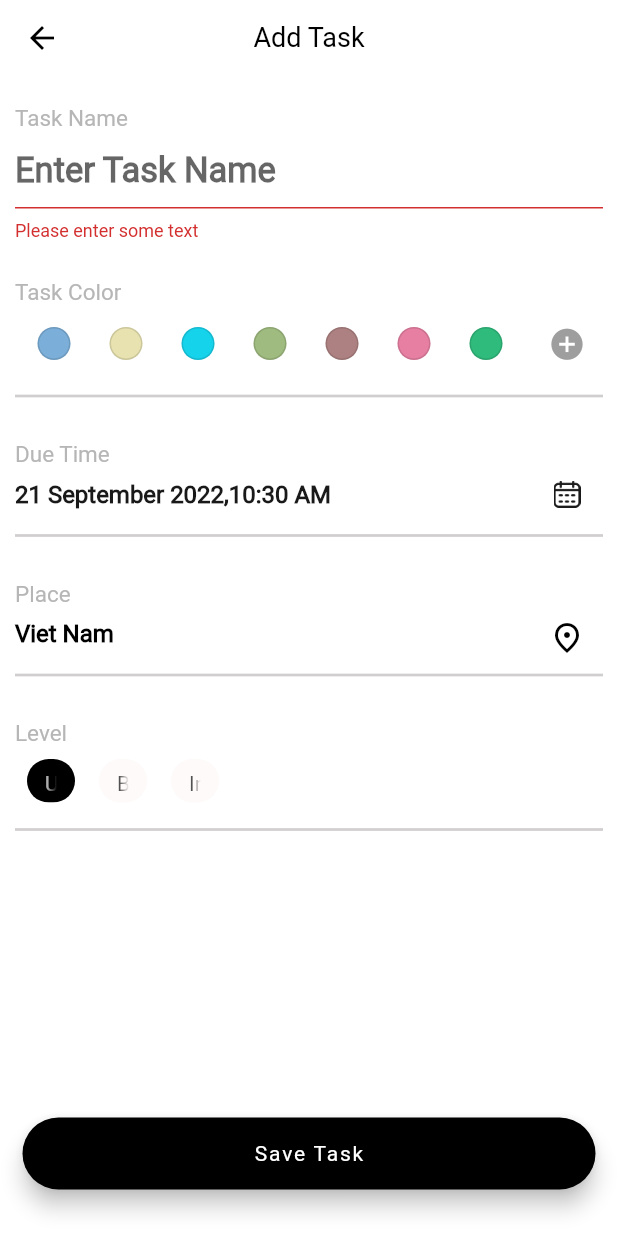
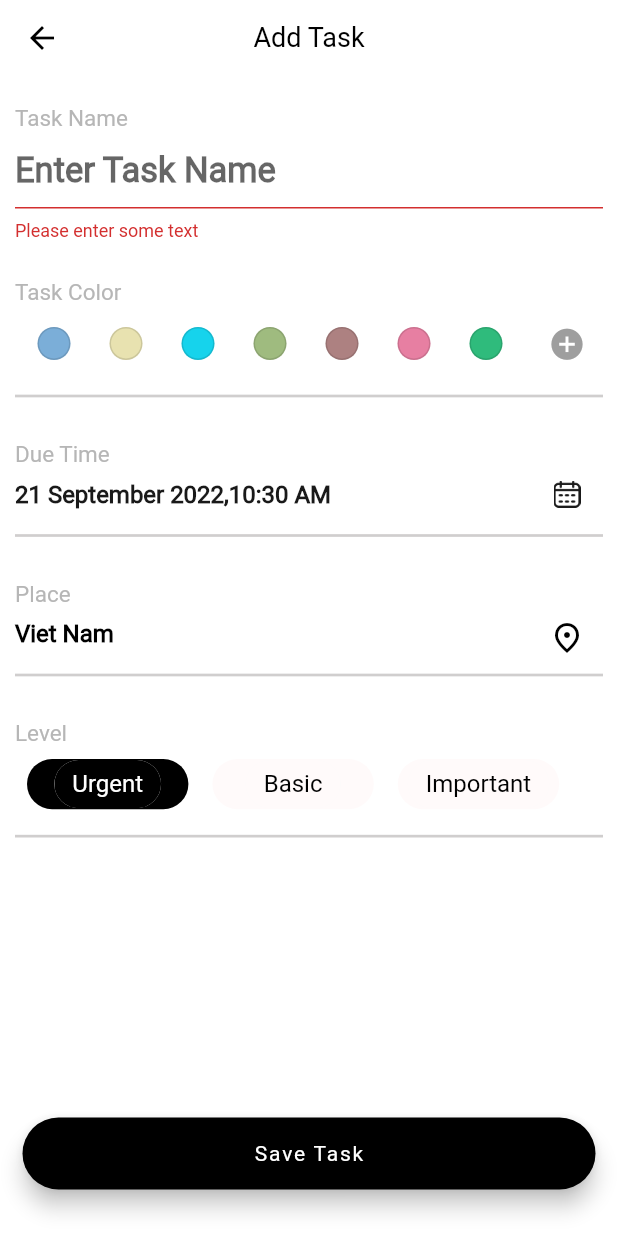
Before and after one commit to kit2512/kit_f04_todo, a Flutter app: the screen it shows after launch, after a tap on "Add Task", on a phone screen of 412 x 824 dp. Run offline on Flutter 3.47's test engine with Material 2 defaults, Android fonts, the phone set to English and light mode, and no system bars; our stand-ins replace easy_splash_screen, flutter_screenutil, hexcolor; network calls fail.

Commit message:
create_button_task

```diff
--- /dev/null
+++ b/lib/src/ui/task_config/button_task.dart
@@ -0,0 +1,52 @@
+import 'package:flutter/material.dart';
+
+ class ButtonTask extends StatelessWidget {
+  final int index;
+  final int selectedIndex;
+  final List<String> taskLevel;
+  final Function() onPressed;
+  const ButtonTask({
+    required this.index,
+    required this.selectedIndex,
+    required this.taskLevel,
+    required this.onPressed,
+    super.key});
+  @override
+  Widget build(BuildContext context) {
+    return SizedBox(
+      width: MediaQuery.of(context).size.width * 0.3,
+      child: TextButton(
+          style: ButtonStyle(
+            shape: MaterialStateProperty.all<RoundedRectangleBorder>(
+              RoundedRectangleBorder(
+                borderRadius: BorderRadius.circular(30),
+              ),
+            ),
+          ),
+          onPressed: onPressed,
+          child: Container(
+            width: 180,
+            decoration: BoxDecoration(
+              color: selectedIndex == index
+                  ? Colors.black
+                  : Color.fromARGB(255, 255, 250, 250),
+              borderRadius: BorderRadius.circular(30),
+            ),
+            child: Chip(
+              shape: RoundedRectangleBorder(
+                borderRadius: BorderRadius.circular(38.5),
+              ),
+              label: Text(
+                taskLevel[index],
+                style: TextStyle(
+                    color: selectedIndex == index ? Colors.white : Colors.black,
+                    fontSize: 16),
+              ),
+              backgroundColor: selectedIndex == index
+                  ? Colors.black
+                  : Color.fromARGB(255, 255, 250, 250),
+            ),
+          )),
+    );
+  }
+}
--- a/lib/src/ui/task_config/task_level.dart
+++ b/lib/src/ui/task_config/task_level.dart
@@ -1,4 +1,5 @@
 import 'package:demo_state_app/src/ui/home_body/home.dart';
+import 'package:demo_state_app/src/ui/task_config/button_task.dart';
 import 'package:flutter/material.dart';
 import 'package:hexcolor/hexcolor.dart';
 
@@ -32,9 +33,18 @@ class _TaskLevelState extends State<TaskLevel> {
           Column(
             children: [
               SizedBox(
-                height: 45,
+                height: MediaQuery.of(context).size.height * 0.06,
                 child: ListView.builder(
-                  itemBuilder: (context, index) => buttonTaskLevel(index),
+                  itemBuilder: (context, index) => ButtonTask(
+                    index: index,
+                    selectedIndex: selectedIndex,
+                    taskLevel: taskLevel,
+                    onPressed: () {
+                      setState(() {
+                        selectedIndex = index;
+                      });
+                    },
+                  ),
                   itemCount: taskLevel.length,
                   scrollDirection: Axis.horizontal,
                 ),
@@ -51,48 +61,71 @@ class _TaskLevelState extends State<TaskLevel> {
     );
   }
 
-  Widget buildTaskLevel(int index) {
-    return Container(
-      width: 80,
-      decoration: BoxDecoration(
-        color: selectedIndex == index
-            ? Colors.black
-            : Color.fromARGB(255, 255, 250, 250),
-        borderRadius: BorderRadius.circular(20),
+  // Widget buildTaskLevel(int index) {
+  //   return Container(
+  //     width: 80,
+  //     decoration: BoxDecoration(
+  //       color: selectedIndex == index
+  //           ? Colors.black
+  //           : Color.fromARGB(255, 255, 250, 250),
+  //       borderRadius: BorderRadius.circular(20),
+  //     ),
+  //     padding: const EdgeInsets.fromLTRB(0, 5, 0, 5),
+  //     margin: const EdgeInsets.fromLTRB(20, 0, 20, 0),
+  //     child: TextButton(
+  //       onPressed: () {
+  //         setState(() {
+  //           selectedIndex = index;
+  //         });
+  //       },
+  //       child: Text(
+  //         taskLevel[index],
+  //         style: TextStyle(
+  //             color: selectedIndex == index ? Colors.white : Colors.black),
+  //       ),
+  //     ),
+  //   );
+  // }
+
+  Widget buttonTaskLevel(int index, List<String> taskLevel) {
+    return SizedBox(
+      width: MediaQuery.of(context).size.width * 0.3,
+      child: TextButton(
+          style: ButtonStyle(
+            shape: MaterialStateProperty.all<RoundedRectangleBorder>(
+              RoundedRectangleBorder(
+                borderRadius: BorderRadius.circular(30),
               ),
-      padding: const EdgeInsets.fromLTRB(0, 5, 0, 5),
-      margin: const EdgeInsets.fromLTRB(20, 0, 20, 0),
-      child: TextButton(
+            ),
+          ),
           onPressed: () {
             setState(() {
               selectedIndex = index;
             });
           },
-        child: Text(
-          taskLevel[index],
-          style: TextStyle(
-              color: selectedIndex == index ? Colors.white : Colors.black),
+          child: Container(
+            width: 180,
+            decoration: BoxDecoration(
+              color: selectedIndex == index
+                  ? Colors.black
+                  : Color.fromARGB(255, 255, 250, 250),
+              borderRadius: BorderRadius.circular(30),
             ),
+            child: Chip(
+              shape: RoundedRectangleBorder(
+                borderRadius: BorderRadius.circular(38.5),
               ),
-    );
-  }
-
-  Widget buttonTaskLevel(int index) {
-    return IconButton(
-        onPressed: () {
-          setState(() {
-            selectedIndex = index;
-          });
-        },
-        icon: Chip(
               label: Text(
                 taskLevel[index],
                 style: TextStyle(
-                color: selectedIndex == index ? Colors.white : Colors.black),
+                    color: selectedIndex == index ? Colors.white : Colors.black,
+                    fontSize: 16),
               ),
               backgroundColor: selectedIndex == index
                   ? Colors.black
                   : Color.fromARGB(255, 255, 250, 250),
-        ));
+            ),
+          )),
+    );
   }
 }
--- a/lib/src/ui/task_config/task_name.dart
+++ b/lib/src/ui/task_config/task_name.dart
@@ -15,7 +15,7 @@ class TaskName extends StatelessWidget {
   Widget build(BuildContext context) {
     //String data = name;
     final nameController = TextEditingController();
-    nameController.text = name;
+    // nameController.text = name;
 
     return Container(
       margin: const EdgeInsets.only(top: 20),
@@ -34,9 +34,9 @@ class TaskName extends StatelessWidget {
           ),
           TextFormField(
             controller: nameController,
-            onChanged: (value) {
-              context.read<TaskConfigManager>().task.name = value;
-            },
+            // onChanged: (value) {
+            //   context.read<TaskConfigManager>().task.name = value;
+            // },
             onFieldSubmitted: (value) {
               context.read<TaskConfigManager>().task.name = value;
             },
```
Also changed, not shown: lib/src/app.dart (+4 -4 lines). Lines whose indentation alone changed are shown as unchanged.
